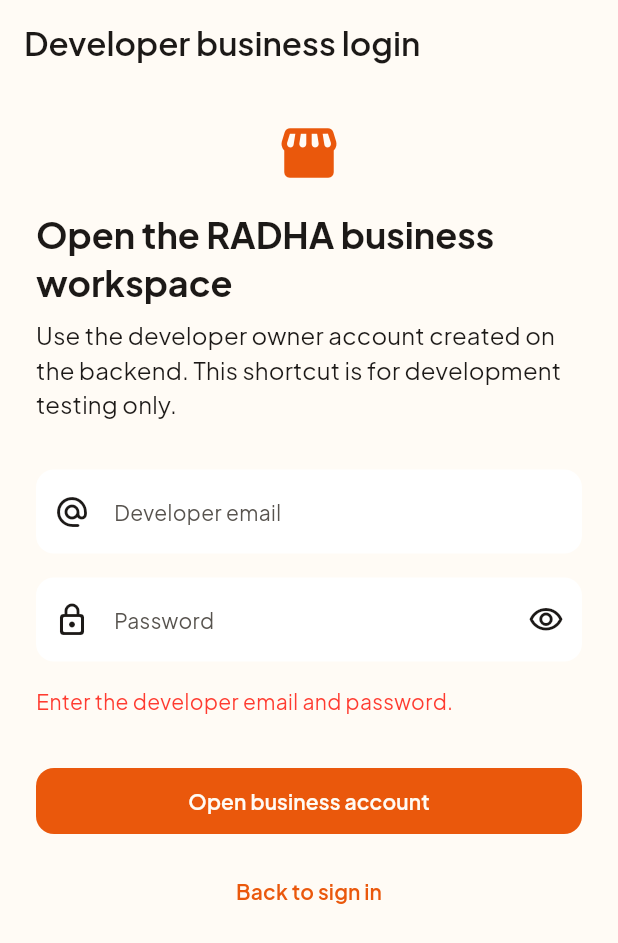
After one commit to Shotlin/Radha-APP, a Flutter app: the DeveloperBusinessLoginScreen screen opened by its route, after a tap on "Open business account", on a phone screen of 412 x 824 dp. The commit adds this screen. Shown: the top 943 px of the screen. Run offline on Flutter 3.47's test engine with Material 3 defaults, Android fonts, the phone set to English and light mode, and no system bars; our stand-ins replace cached_network_image, camera, connectivity_plus, csv, dio, drift and 19 more; missing offline and left inert: google_mlkit_barcode_scanning, google_mlkit_text_recognition, mobile_scanner, razorpay_flutter; accounts and stored records are empty; generated files the repository leaves out were written again.

Commit message:
feat(app): add developer business login and scan AI result

```diff
--- /dev/null
+++ b/lib/features/auth/developer_business_login_screen.dart
@@ -0,0 +1,150 @@
+import 'package:flutter/material.dart';
+import 'package:flutter/services.dart';
+import 'package:flutter_riverpod/flutter_riverpod.dart';
+import 'package:go_router/go_router.dart';
+
+import '../../core/auth/auth_controller.dart';
+import '../../core/auth/session_storage.dart';
+import '../../core/network/api_exception.dart';
+import '../../design/tokens.dart';
+import '../../design/widgets/primary_button.dart';
+import 'post_login_flow.dart';
+
+/// Development-only entry point for the server-created RADHA business owner.
+/// The credentials are entered here and sent only to the existing backend
+/// admin-login route; Firebase/Google configuration is deliberately not part
+/// of this path.
+class DeveloperBusinessLoginScreen extends ConsumerStatefulWidget {
+  const DeveloperBusinessLoginScreen({super.key});
+
+  @override
+  ConsumerState<DeveloperBusinessLoginScreen> createState() =>
+      _DeveloperBusinessLoginScreenState();
+}
+
+class _DeveloperBusinessLoginScreenState
+    extends ConsumerState<DeveloperBusinessLoginScreen> {
+  final _email = TextEditingController();
+  final _password = TextEditingController();
+  bool _loading = false;
+  bool _obscure = true;
+  String? _error;
+
+  @override
+  void dispose() {
+    _email.dispose();
+    _password.dispose();
+    super.dispose();
+  }
+
+  Future<void> _login() async {
+    if (_email.text.trim().isEmpty || _password.text.isEmpty) {
+      setState(() => _error = 'Enter the developer email and password.');
+      return;
+    }
+    HapticFeedback.lightImpact();
+    setState(() {
+      _loading = true;
+      _error = null;
+    });
+    try {
+      final storage = ref.read(sessionStorageProvider);
+      final pending = await storage.readPendingOnboardingSegment();
+      await ref
+          .read(authControllerProvider.notifier)
+          .adminLogin(email: _email.text.trim(), password: _password.text);
+      if (!mounted) return;
+      await runPostLoginFlow(
+        ref: ref,
+        context: context,
+        router: GoRouter.of(context),
+        segment: null,
+        cameFromBusinessOnboarding: pending == 'business_owner',
+      );
+    } on ApiException catch (e) {
+      if (mounted) setState(() => _error = e.message);
+    } catch (_) {
+      if (mounted) {
+        setState(
+          () => _error = 'Developer login failed. Check the backend account.',
+        );
+      }
+    } finally {
+      if (mounted) setState(() => _loading = false);
+    }
+  }
+
+  @override
+  Widget build(BuildContext context) {
+    final theme = Theme.of(context);
+    final scheme = theme.colorScheme;
+    return Scaffold(
+      appBar: AppBar(title: const Text('Developer business login')),
+      body: SafeArea(
+        child: ListView(
+          padding: const EdgeInsets.all(RadhaSpacing.space24),
+          children: [
+            Icon(Icons.storefront_rounded, size: 44, color: scheme.primary),
+            const SizedBox(height: RadhaSpacing.space16),
+            Text(
+              'Open the RADHA business workspace',
+              style: theme.textTheme.headlineSmall?.copyWith(
+                fontWeight: FontWeight.w800,
+              ),
+            ),
+            const SizedBox(height: RadhaSpacing.space8),
+            Text(
+              'Use the developer owner account created on the backend. This shortcut is for development testing only.',
+              style: theme.textTheme.bodyLarge?.copyWith(
+                color: scheme.onSurfaceVariant,
+                height: 1.45,
+              ),
+            ),
+            const SizedBox(height: RadhaSpacing.space32),
+            TextField(
+              controller: _email,
+              keyboardType: TextInputType.emailAddress,
+              decoration: const InputDecoration(
+                labelText: 'Developer email',
+                prefixIcon: Icon(Icons.alternate_email_rounded),
+              ),
+            ),
+            const SizedBox(height: RadhaSpacing.space16),
+            TextField(
+              controller: _password,
+              obscureText: _obscure,
+              decoration: InputDecoration(
+                labelText: 'Password',
+                prefixIcon: const Icon(Icons.lock_outline_rounded),
+                suffixIcon: IconButton(
+                  onPressed: () => setState(() => _obscure = !_obscure),
+                  icon: Icon(
+                    _obscure
+                        ? Icons.visibility_outlined
+                        : Icons.visibility_off_outlined,
+                  ),
+                ),
+              ),
+            ),
+            if (_error != null) ...[
+              const SizedBox(height: RadhaSpacing.space16),
+              Text(_error!, style: TextStyle(color: scheme.error)),
+            ],
+            const SizedBox(height: RadhaSpacing.space32),
+            PrimaryButton(
+              label: 'Open business account',
+              expand: true,
+              loading: _loading,
+              onPressed: _loading ? null : _login,
+            ),
+            const SizedBox(height: RadhaSpacing.space12),
+            TextButton(
+              onPressed: _loading ? null : () => context.pop(),
+              child: const Text('Back to sign in'),
+            ),
+          ],
+        ),
+      ),
+    );
+  }
+}
```
Also changed, not shown: lib/core/router/app_router.dart (+14 -4 lines), lib/features/auth/google_sign_in_screen.dart (+34 -8 lines), lib/features/scan/scan_result_screen.dart (+217 -63 lines).
